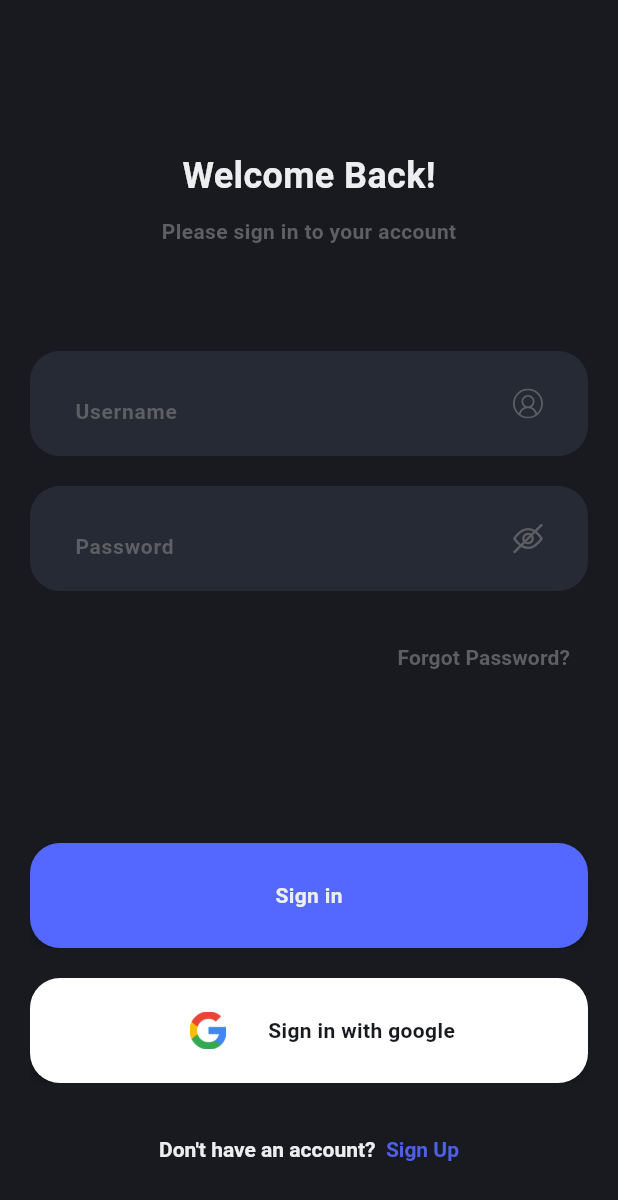
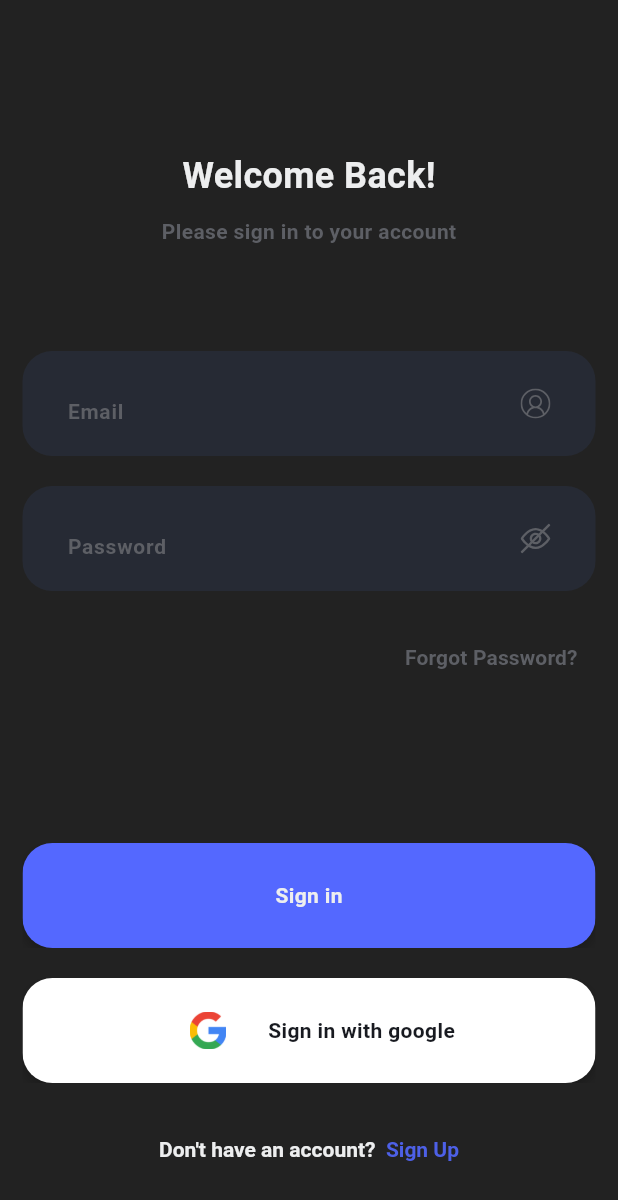
Before and after one commit to okBraga/barber-booking-flutter, a Flutter app: the screen it shows after launch, on a phone screen of 412 x 824 dp. Shown: the top 1200 px of the screen. Run offline on Flutter 3.47's test engine with Material 3 defaults, Android fonts, the phone set to English and light mode, and no system bars; our stand-ins replace flutter_svg.

Commit message:
"adicionado tela de signup e ajustes na ui"

```diff
--- a/lib/main.dart
+++ b/lib/main.dart
@@ -1,4 +1,5 @@
 import 'package:firebase_login/page/login_page.dart';
+import 'package:firebase_login/page/sign_up_page.dart';
 import 'package:flutter/material.dart';
 
 void main() {
--- a/lib/page/login_page.dart
+++ b/lib/page/login_page.dart
@@ -1,5 +1,4 @@
 import 'package:firebase_login/core/colors.dart';
-import 'package:firebase_login/core/space.dart';
 import 'package:firebase_login/core/text_style.dart';
 import 'package:firebase_login/widget/custom_text_field.dart';
 import 'package:firebase_login/widget/main_button.dart';
@@ -26,27 +25,27 @@ class _LoginPageState extends State<LoginPage> {
   @override
   Widget build(BuildContext context) {
     return Scaffold(
-      backgroundColor: blackBG,
+      backgroundColor: Colors.black87,
       body: Padding(
         padding: const EdgeInsets.only(top: 50.0),
         child: SingleChildScrollView(
           child: Column(
             children: [
-              const SpaceVH(height: 50.0),
+              const SizedBox(height: 50.0),
               const Text(
                 'Welcome Back!',
                 style: headline1,
               ),
-              const SpaceVH(height: 10.0),
+              const SizedBox(height: 10.0),
               const Text(
                 'Please sign in to your account',
                 style: headline3,
               ),
-              const SpaceVH(height: 60.0),
+              const SizedBox(height: 60.0),
               CustomTextField(
                 controller: _emailController,
                 image: 'user.svg',
-                hintTxt: 'Username',
+                hintTxt: 'Email',
                 obscureText: false,
               ),
               CustomTextField(
@@ -56,11 +55,11 @@ class _LoginPageState extends State<LoginPage> {
                 obscureText: obscureText,
                 onIconTap: togglePasswordVisibility,
               ),
-              const SpaceVH(height: 10.0),
+              const SizedBox(height: 10.0),
               Align(
                 alignment: Alignment.centerRight,
                 child: Padding(
-                  padding: const EdgeInsets.only(right: 20.0),
+                  padding: const EdgeInsets.only(right: 15.0),
                   child: TextButton(
                     onPressed: () {},
                     child: const Text(
@@ -70,7 +69,7 @@ class _LoginPageState extends State<LoginPage> {
                   ),
                 ),
               ),
-              const SpaceVH(height: 100.0),
+              const SizedBox(height: 100.0),
               Align(
                 alignment: Alignment.bottomCenter,
                 child: Column(
@@ -80,7 +79,7 @@ class _LoginPageState extends State<LoginPage> {
                       text: 'Sign in',
                       buttonColor: blueButton,
                     ),
-                    const SpaceVH(height: 20.0),
+                    const SizedBox(height: 20.0),
                     MainButton(
                       onTap: () {},
                       text: 'Sign in with google',
@@ -88,7 +87,7 @@ class _LoginPageState extends State<LoginPage> {
                       buttonColor: white,
                       textColor: blackBG,
                     ),
-                    const SpaceVH(height: 20.0),
+                    const SizedBox(height: 20.0),
                     TextButton(
                       onPressed: () {
                         //Navigator.push(context, MaterialPageRoute(builder: (builder) => SignUpPage()));
--- a/lib/widget/custom_text_field.dart
+++ b/lib/widget/custom_text_field.dart
@@ -11,14 +11,14 @@ class CustomTextField extends StatefulWidget {
   final bool obscureText; // Novo parâmetro
   final VoidCallback? onIconTap; // Função de callback para o ícone
 
-  CustomTextField({
+  const CustomTextField({
     super.key,
     required this.hintTxt,
     required this.image,
     required this.controller,
     this.keyBordType,
-    this.obscureText = false, // Padrão para false
-    this.onIconTap, // Novo parâmetro
+    this.obscureText = false,
+    this.onIconTap,
   });
 
   @override
@@ -32,7 +32,7 @@ class _CustomTextFieldState extends State<CustomTextField> {
       height: 70.0,
       padding: const EdgeInsets.symmetric(horizontal: 30.0),
       margin: const EdgeInsets.symmetric(
-        horizontal: 20.0,
+        horizontal: 15.0,
         vertical: 10.0,
       ),
       decoration: BoxDecoration(
--- a/lib/widget/main_button.dart
+++ b/lib/widget/main_button.dart
@@ -20,7 +20,7 @@ class MainButton extends StatelessWidget {
   @override
   Widget build(BuildContext context) {
     return Padding(
-      padding: const EdgeInsets.symmetric(horizontal: 20.0),
+      padding: const EdgeInsets.symmetric(horizontal: 15.0),
       child: Material(
         color: Colors.transparent,
         child: InkWell(
```
Also changed, not shown: lib/core/space.dart (deleted, +0 -15 lines), lib/page/sign_up_page.dart (added, +97 -0 lines).
